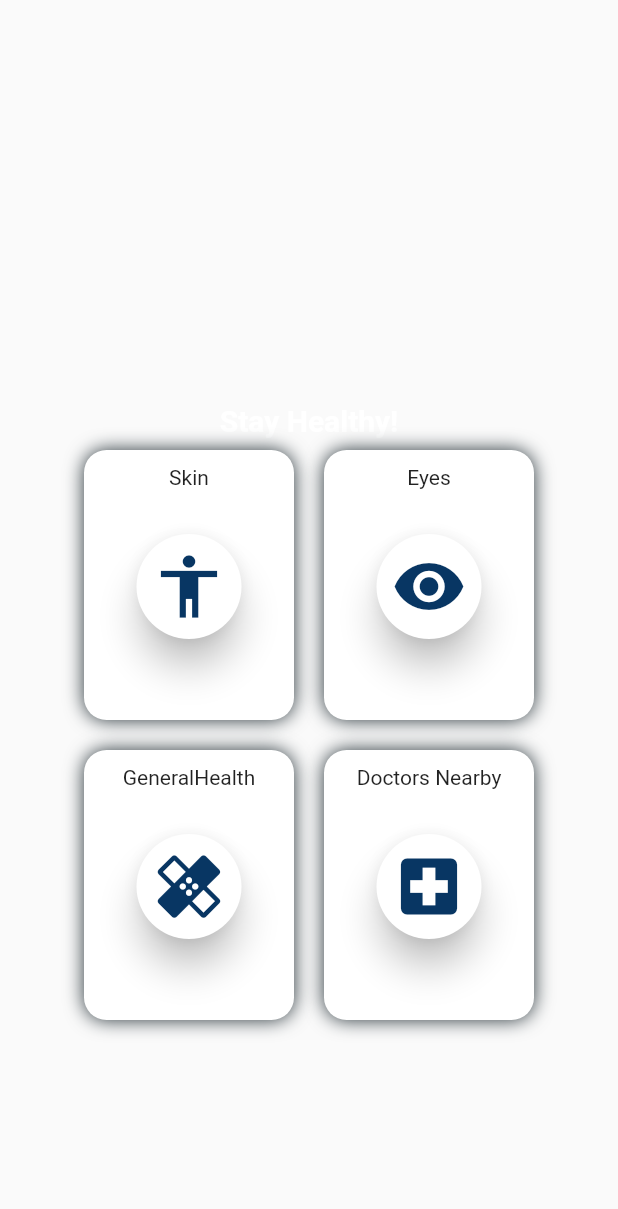
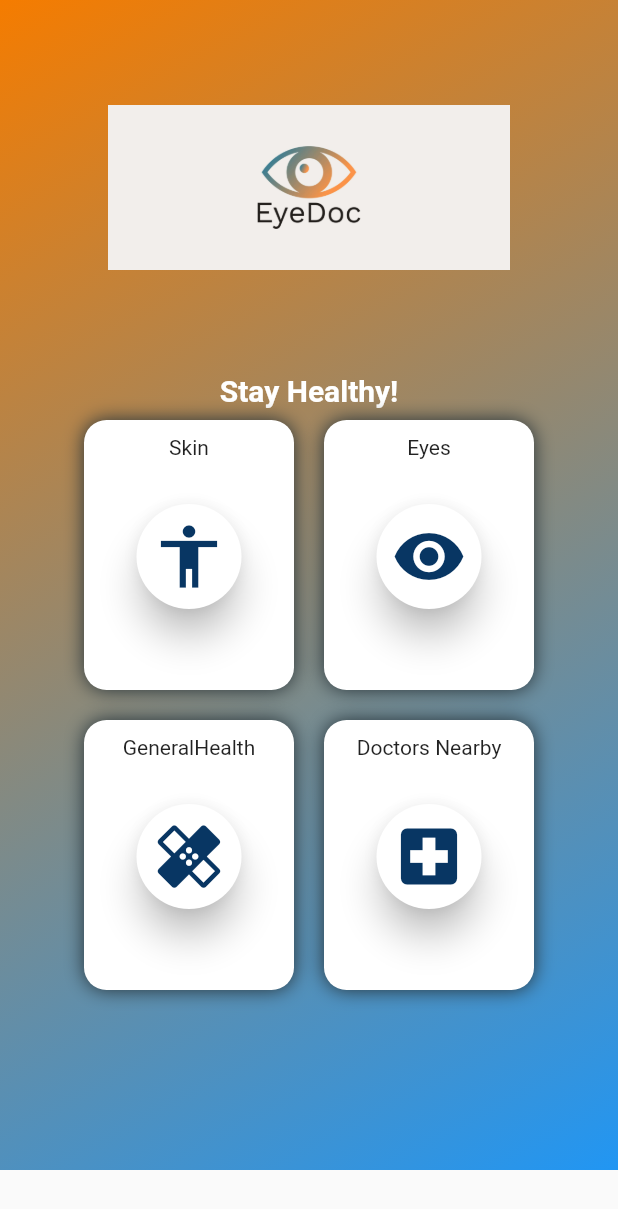
Before and after one commit to raghavansus/FinalOrionHacks, a Flutter app: the screen it shows after launch, on a phone screen of 412 x 824 dp. Shown: the top 1209 px of the screen. Run offline on Flutter 3.47's test engine with Material 2 defaults, Android fonts, the phone set to English and light mode, and no system bars.

Commit message:
Hello i added the gradient and image logo shit

```diff
--- a/lib/main.dart
+++ b/lib/main.dart
@@ -92,15 +92,35 @@ class homescreen extends State<StatefulWidget> {
       ),
       //backgroundColor: Color(0xFF083663), // not needed now ig
       body: Container(
-
+        decoration: BoxDecoration(
+          gradient: LinearGradient(
+              begin: Alignment.topLeft,
+              end: Alignment.bottomRight,
+              // 0xFFF57C00
+              colors: [const Color(0xFFF57C00), Colors.blue]
+          ),
+        ),
         child: SingleChildScrollView(
           child: Column(
             children: <Widget>[
+              Container(
+                width: MediaQuery.of(context).size.width*2,
+                height: 180,
+                decoration: BoxDecoration(
+                  borderRadius: BorderRadius.all(Radius.circular(15)),
+                ),
+                padding: const EdgeInsets.only(top: 70, left: 40, right: 40, bottom: 0),
+                child: Image(
+                  height: 80,
+                  image: AssetImage('assets/cover[1].jpg'),
+                ),
+              ),
+
               Stack(
                 children: <Widget>[
                   Container(
                     height: 600,
-                    margin: EdgeInsets.only(top: 200),
+                    //margin: EdgeInsets.only(top: 200),
                     padding: EdgeInsets.all(20),
                     child: Column(
                       crossAxisAlignment: CrossAxisAlignment.start,
--- a/pubspec.yaml
+++ b/pubspec.yaml
@@ -46,6 +46,8 @@ flutter:
 
   # To add assets to your application, add an assets section, like this:
   # assets:
+  assets:
+    - assets/cover[1].jpg
   #   - images/a_dot_burr.jpeg
   #   - images/a_dot_ham.jpeg
 
```
Also changed, not shown: assets/cover[1].jpg (added).
